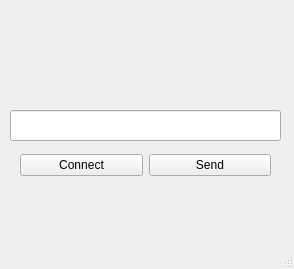
The window that kjkserial.ui (kjk0122/kjkQtSerial) describes before a commit, drawn with Qt 5.
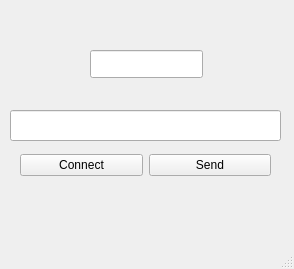
The same window after the commit.

Commit message: 값읽고 보내기 했다

```diff
--- a/kjkserial.ui
+++ b/kjkserial.ui
@@ -27,6 +27,16 @@
      </rect>
     </property>
    </widget>
+   <widget class="QLineEdit" name="numberGet">
+    <property name="geometry">
+     <rect>
+      <x>90</x>
+      <y>50</y>
+      <width>113</width>
+      <height>28</height>
+     </rect>
+    </property>
+   </widget>
    <widget class="QWidget" name="">
     <property name="geometry">
      <rect>
```
The commit also changes 1 other file.
